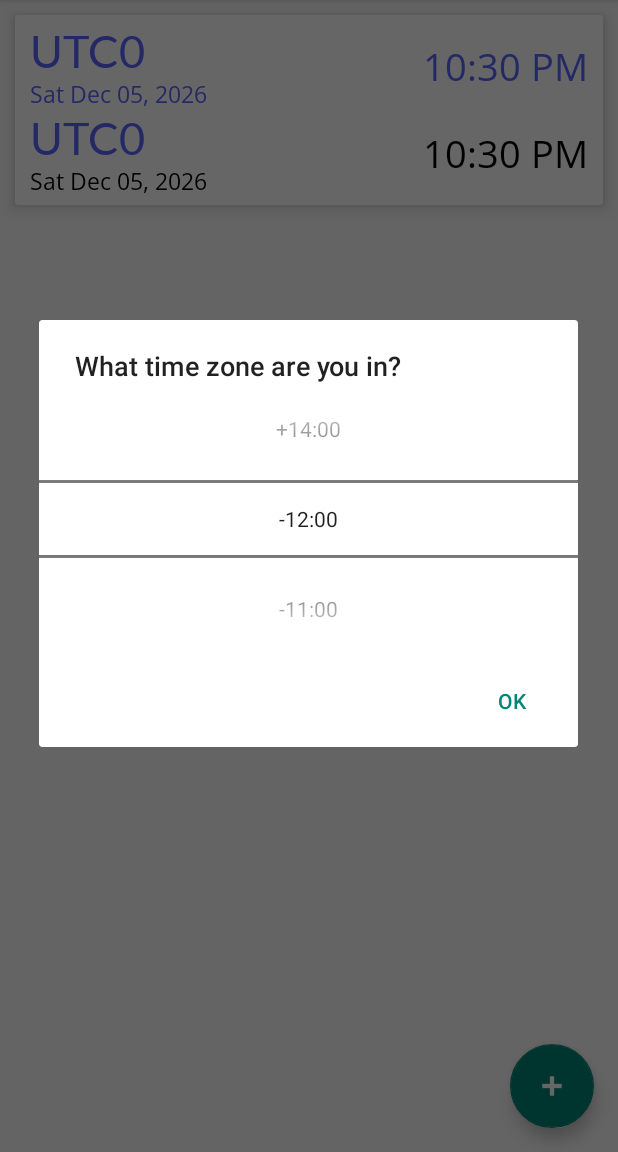
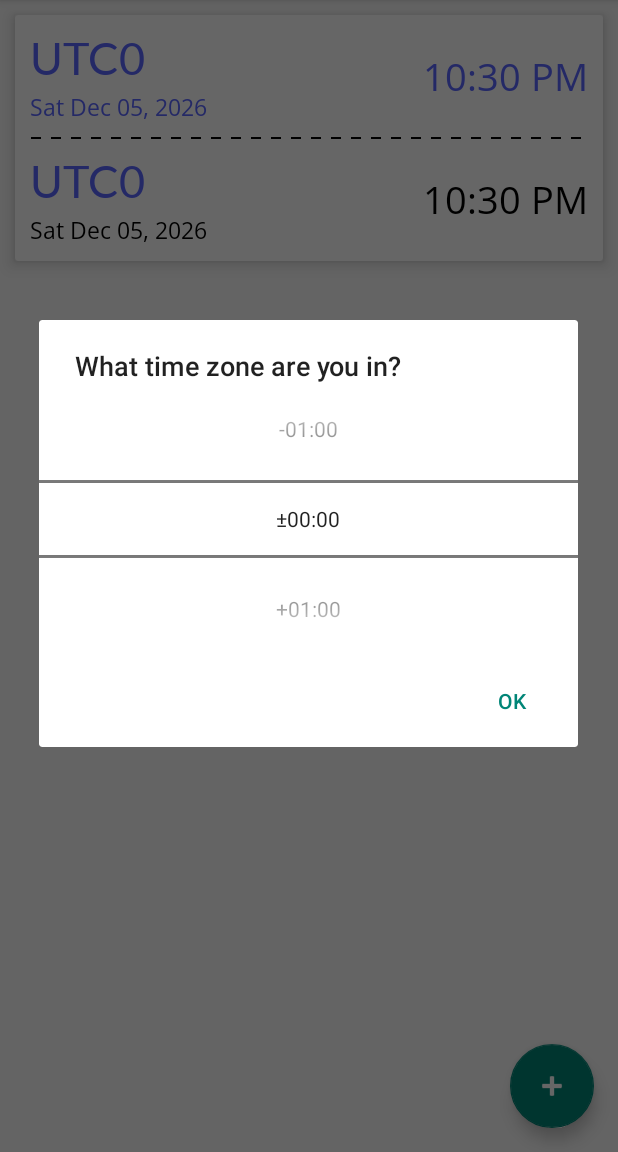
Before and after one commit to anticobalt/greenwich, an Android app: the screen it shows after launch (MainActivity), after a tap on an icon or button, on a phone screen of 412 x 824 dp, the part 84-1236 px from its top. Run offline under Robolectric (Android 15) with nearby library versions, the phone set to English and light mode, and no system bars; libraries missing offline, so code that uses them is left out: com.fatboyindustrial.gsonjodatime, com.jaredrummler.cyanea; 1 statement that could not run was skipped; 2 other taps on this screen came first.

Commit message:
Make pickers default to current choice, improve card layouts

```diff
--- a/app/src/main/java/musubidevs/android/greenwich/fragment/TimeZonePickerFragment.kt
+++ b/app/src/main/java/musubidevs/android/greenwich/fragment/TimeZonePickerFragment.kt
@@ -7,6 +7,7 @@ import android.view.View
 import android.widget.NumberPicker
 import androidx.fragment.app.DialogFragment
 import musubidevs.android.greenwich.R
+import musubidevs.android.greenwich.model.SourceTimestamp
 import musubidevs.android.greenwich.model.Timestamp
 import musubidevs.android.greenwich.model.UtcOffset
 
@@ -30,13 +31,27 @@ class TimeZonePickerFragment(
         numberPicker.maxValue = UTC_OFFSETS.size - 1
         val utcOffsetStrings = UTC_OFFSETS.map { offset -> offset.toLongString() }
         numberPicker.displayedValues = utcOffsetStrings.toTypedArray()
+        numberPicker.value = getCurrentOffsetIndex()
 
+        val title = if (currentTimestamp is SourceTimestamp) "What time zone are you in?"
+        else "What time zone are you converting to?"
         return dialogBuilder
             .setView(numberPicker)
-            .setTitle("What time zone are you in?")
+            .setTitle(title)
             .setPositiveButton("OK") { _, _ ->
                 onTimeZoneSet(numberPicker.value)
             }.create()
+    }
+
+    private fun getCurrentOffsetIndex(): Int {
+        for (i in UTC_OFFSETS.indices) {
+            val utcOffset = UTC_OFFSETS[i]
+            if (currentTimestamp.utcOffset == utcOffset) {
+                return i
+            }
+        }
+
+        return 0
     }
 
     private fun onTimeZoneSet(utcOffsetIndex: Int) {
--- a/app/src/main/java/musubidevs/android/greenwich/model/Conversion.kt
+++ b/app/src/main/java/musubidevs/android/greenwich/model/Conversion.kt
@@ -2,6 +2,9 @@ package musubidevs.android.greenwich.model
 
 import java.io.Serializable
 
+/**
+ * @author jmmxp
+ */
 data class Conversion(
     var sourceTimestamp: SourceTimestamp = SourceTimestamp(),
     var targetTimestamp: TargetTimestamp = TargetTimestamp()
--- a/app/src/main/java/musubidevs/android/greenwich/model/JsonConversion.kt
+++ /dev/null
@@ -1,22 +0,0 @@
-package musubidevs.android.greenwich.model
-
-data class JsonConversion(
-    val year: Int,
-    val month: Int,
-    val day: Int,
-    val hour: Int,
-    val minute: Int,
-    val sourceUtcOffsetHour: Int,
-    val sourceUtcOffsetMinute: Int,
-    val targetUtcOffsetHour: Int,
-    val targetUtcOffsetMinute: Int
-) {
-
-
-    fun convertToConversion(): Conversion {
-//        val sourceTimestamp = SourceTimestamp(DateTime(year, month, day, hour, minute), DateTimeZone.UTC)
-//        val dtz = DateTimeZone.UTC
-////        DateTimeZone.forOffsetHoursMinutes()
-        return Conversion()
-    }
-}
--- a/app/src/main/java/musubidevs/android/greenwich/model/UtcOffset.kt
+++ b/app/src/main/java/musubidevs/android/greenwich/model/UtcOffset.kt
@@ -5,6 +5,9 @@ import org.joda.time.DateTimeZone
 import java.util.concurrent.TimeUnit
 import kotlin.math.abs
 
+/**
+ * @author jmmxp
+ */
 class UtcOffset(private val hours: Int, private val minutes: Int) {
     companion object {
         fun default(): UtcOffset {
@@ -45,4 +48,9 @@ class UtcOffset(private val hours: Int, private val minutes: Int) {
         }
         return res
     }
+
+    override fun equals(other: Any?): Boolean {
+        return if (other !is UtcOffset) false
+        else this.hours == other.hours && this.minutes == other.minutes
+    }
 }
--- /dev/null
+++ b/app/src/main/res/drawable/dotted_line.xml
@@ -0,0 +1,9 @@
+<?xml version="1.0" encoding="utf-8"?>
+<shape xmlns:android="http://schemas.android.com/apk/res/android"
+    android:shape="line">
+    <stroke
+        android:color="@color/black"
+        android:dashWidth="10px"
+        android:dashGap="10px"
+        android:width="1dp"/>
+</shape>
--- a/app/src/main/res/layout/list_item_conversion.xml
+++ b/app/src/main/res/layout/list_item_conversion.xml
@@ -1,6 +1,7 @@
 <?xml version="1.0" encoding="utf-8"?>
 <androidx.cardview.widget.CardView xmlns:android="http://schemas.android.com/apk/res/android"
     xmlns:app="http://schemas.android.com/apk/res-auto"
+    xmlns:tools="http://schemas.android.com/tools"
     android:id="@+id/sourceView"
     android:layout_width="match_parent"
     android:layout_height="wrap_content"
@@ -11,10 +12,55 @@
     <androidx.constraintlayout.widget.ConstraintLayout
         android:layout_width="match_parent"
         android:layout_height="wrap_content"
-        android:paddingTop="5dp"
-        android:paddingBottom="5dp"
         android:paddingStart="10dp"
-        android:paddingEnd="10dp">
+        android:paddingTop="10dp"
+        android:paddingEnd="10dp"
+        android:paddingBottom="10dp">
+
+        <LinearLayout
+            android:id="@+id/borderWrapper"
+            android:layout_width="match_parent"
+            android:layout_height="20dp"
+            app:layout_constraintLeft_toLeftOf="parent"
+            app:layout_constraintTop_toBottomOf="@id/sourceDateView">
+
+            <ImageView
+                android:layout_width="match_parent"
+                android:layout_height="4dp"
+                android:layout_gravity="center_vertical"
+                android:layerType="software"
+                android:src="@drawable/dotted_line"
+                tools:ignore="ContentDescription" />
+
+        </LinearLayout>
+
+        <Space
+            android:id="@+id/sourceSpace"
+            android:layout_width="1dp"
+            android:layout_height="4dp"
+            app:layout_constraintLeft_toLeftOf="parent"
+            app:layout_constraintTop_toBottomOf="@id/sourceTimeZoneView" />
+
+        <Space
+            android:id="@+id/targetSpace"
+            android:layout_width="1dp"
+            android:layout_height="4dp"
+            app:layout_constraintLeft_toLeftOf="parent"
+            app:layout_constraintTop_toBottomOf="@id/targetTimeZoneView" />
+
+        <TextView
+            android:id="@+id/sourceTimeView"
+            style="@style/TimestampText"
+            android:layout_width="0dp"
+            android:layout_height="0dp"
+            android:fontFamily="@font/open_sans"
+            android:gravity="center_vertical|end"
+            android:textColor="@color/colorClickable"
+            android:textSize="25sp"
+            app:layout_constraintBottom_toTopOf="@id/borderWrapper"
+            app:layout_constraintRight_toRightOf="parent"
+            app:layout_constraintTop_toTopOf="parent"
+            app:layout_constraintWidth_percent="0.5" />
 
         <TextView
             android:id="@+id/sourceTimeZoneView"
@@ -30,32 +76,6 @@
             app:layout_constraintWidth_percent="0.5" />
 
         <TextView
-            android:id="@+id/sourceDateView"
-            style="@style/TimestampText"
-            android:layout_width="0dp"
-            android:layout_height="wrap_content"
-            android:fontFamily="@font/open_sans"
-            android:textColor="@color/colorClickable"
-            android:textSize="15sp"
-            app:layout_constraintLeft_toLeftOf="parent"
-            app:layout_constraintTop_toBottomOf="@id/sourceTimeZoneView"
-            app:layout_constraintWidth_percent="0.5" />
-
-        <TextView
-            android:id="@+id/sourceTimeView"
-            style="@style/TimestampText"
-            android:layout_width="0dp"
-            android:layout_height="0dp"
-            android:fontFamily="@font/open_sans"
-            android:gravity="center_vertical|end"
-            android:textColor="@color/colorClickable"
-            android:textSize="25sp"
-            app:layout_constraintHeight_percent="0.5"
-            app:layout_constraintRight_toRightOf="parent"
-            app:layout_constraintTop_toTopOf="parent"
-            app:layout_constraintWidth_percent="0.5" />
-
-        <TextView
             android:id="@+id/targetTimeZoneView"
             style="@style/TimestampText"
             android:layout_width="0dp"
@@ -65,7 +85,19 @@
             android:textColor="@color/colorClickable"
             android:textSize="30sp"
             app:layout_constraintLeft_toLeftOf="parent"
-            app:layout_constraintTop_toBottomOf="@id/sourceTimeView"
+            app:layout_constraintTop_toBottomOf="@id/borderWrapper"
+            app:layout_constraintWidth_percent="0.5" />
+
+        <TextView
+            android:id="@+id/sourceDateView"
+            style="@style/TimestampText"
+            android:layout_width="0dp"
+            android:layout_height="wrap_content"
+            android:fontFamily="@font/open_sans"
+            android:textColor="@color/colorClickable"
+            android:textSize="15sp"
+            app:layout_constraintLeft_toLeftOf="parent"
+            app:layout_constraintTop_toBottomOf="@id/sourceSpace"
             app:layout_constraintWidth_percent="0.5" />
 
         <TextView
@@ -76,7 +108,7 @@
             android:fontFamily="@font/open_sans"
             android:textSize="15sp"
             app:layout_constraintLeft_toLeftOf="parent"
-            app:layout_constraintTop_toBottomOf="@id/targetTimeZoneView"
+            app:layout_constraintTop_toBottomOf="@id/targetSpace"
             app:layout_constraintWidth_percent="0.5" />
 
         <TextView
@@ -88,8 +120,8 @@
             android:gravity="center_vertical|end"
             android:textSize="25sp"
             app:layout_constraintBottom_toBottomOf="parent"
-            app:layout_constraintHeight_percent="0.5"
             app:layout_constraintRight_toRightOf="parent"
+            app:layout_constraintTop_toBottomOf="@id/borderWrapper"
             app:layout_constraintWidth_percent="0.5" />
 
     </androidx.constraintlayout.widget.ConstraintLayout>
```
Also changed, not shown: app/src/main/java/musubidevs/android/greenwich/MainActivity.kt (+6 -2 lines).
